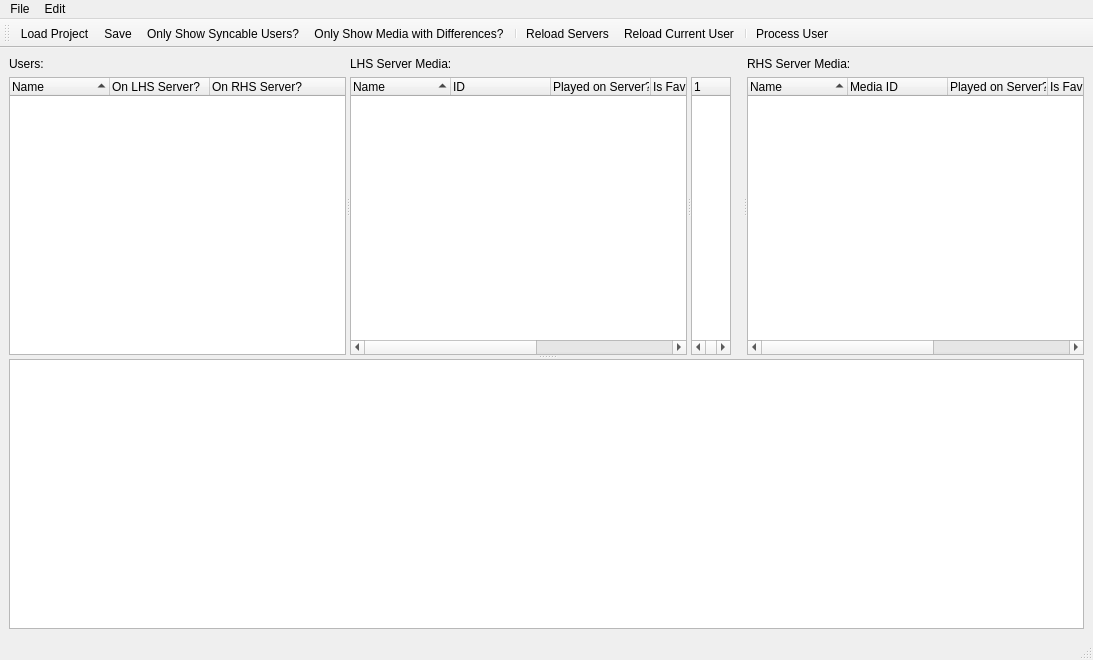
The window that UI/MainWindow.ui (towel42-com/EmbySync) describes before a commit, drawn with Qt 5.
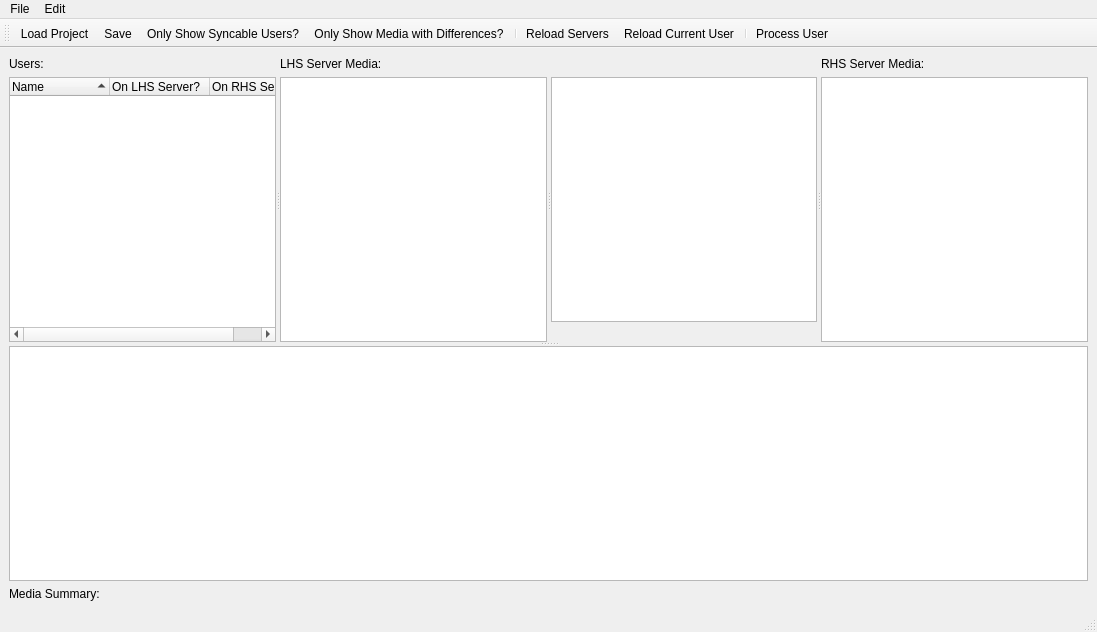
The same window after the commit. Icons and pictures are not drawn.

Commit message: Restructure into a model for media items

The edit to the form file:
```diff
--- a/UI/MainWindow.ui
+++ b/UI/MainWindow.ui
@@ -6,8 +6,8 @@
    <rect>
     <x>0</x>
     <y>0</y>
-    <width>1093</width>
-    <height>660</height>
+    <width>1097</width>
+    <height>632</height>
    </rect>
   </property>
   <property name="windowTitle">
@@ -60,7 +60,7 @@
          </item>
         </layout>
        </widget>
-       <widget class="QWidget" name="layoutWidget">
+       <widget class="QWidget" name="layoutWidget_2">
         <layout class="QVBoxLayout" name="verticalLayout_4">
          <item>
           <widget class="QLabel" name="lhsServerLabel">
@@ -70,7 +70,10 @@
           </widget>
          </item>
          <item>
-          <widget class="QTreeWidget" name="lhsMedia">
+          <widget class="QTreeView" name="lhsMedia">
+           <property name="horizontalScrollBarPolicy">
+            <enum>Qt::ScrollBarAsNeeded</enum>
+           </property>
            <property name="alternatingRowColors">
             <bool>true</bool>
            </property>
@@ -89,44 +92,11 @@
            <attribute name="headerCascadingSectionResizes">
             <bool>true</bool>
            </attribute>
-           <attribute name="headerShowSortIndicator" stdset="0">
-            <bool>true</bool>
-           </attribute>
-           <column>
-            <property name="text">
-             <string>Name</string>
-            </property>
-           </column>
-           <column>
-            <property name="text">
-             <string>ID</string>
-            </property>
-           </column>
-           <column>
-            <property name="text">
-             <string>Played on Server?</string>
-            </property>
-           </column>
-           <column>
-            <property name="text">
-             <string>Is Favorite?</string>
-            </property>
-           </column>
-           <column>
-            <property name="text">
-             <string>Last Played Pos</string>
-            </property>
-           </column>
-           <column>
-            <property name="text">
-             <string>Last Modified Timestamp</string>
-            </property>
-           </column>
           </widget>
          </item>
         </layout>
        </widget>
-       <widget class="QWidget" name="layoutWidget">
+       <widget class="QWidget" name="layoutWidget_3">
         <layout class="QVBoxLayout" name="verticalLayout_2">
          <item>
           <widget class="QLabel" name="dirLabel">
@@ -142,18 +112,12 @@
           </widget>
          </item>
          <item>
-          <widget class="QTreeWidget" name="dirTree">
-           <property name="maximumSize">
-            <size>
-             <width>40</width>
-             <height>16777215</height>
-            </size>
-           </property>
+          <widget class="QTreeView" name="directionTree">
            <property name="verticalScrollBarPolicy">
             <enum>Qt::ScrollBarAlwaysOff</enum>
            </property>
            <property name="horizontalScrollBarPolicy">
-            <enum>Qt::ScrollBarAsNeeded</enum>
+            <enum>Qt::ScrollBarAlwaysOff</enum>
            </property>
            <property name="indentation">
             <number>0</number>
@@ -164,16 +128,30 @@
            <property name="itemsExpandable">
             <bool>false</bool>
            </property>
-           <column>
-            <property name="text">
-             <string/>
-            </property>
-           </column>
+           <property name="sortingEnabled">
+            <bool>true</bool>
+           </property>
           </widget>
          </item>
+         <item>
+          <spacer name="scrollSpacer">
+           <property name="orientation">
+            <enum>Qt::Vertical</enum>
+           </property>
+           <property name="sizeType">
+            <enum>QSizePolicy::Fixed</enum>
+           </property>
+           <property name="sizeHint" stdset="0">
+            <size>
+             <width>20</width>
+             <height>20</height>
+            </size>
+           </property>
+          </spacer>
+         </item>
         </layout>
        </widget>
-       <widget class="QWidget" name="layoutWidget_2">
+       <widget class="QWidget" name="layoutWidget_4">
         <layout class="QVBoxLayout" name="verticalLayout_3">
          <item>
           <widget class="QLabel" name="rhsServerLabel">
@@ -183,7 +161,10 @@
           </widget>
          </item>
          <item>
-          <widget class="QTreeWidget" name="rhsMedia">
+          <widget class="QTreeView" name="rhsMedia">
+           <property name="horizontalScrollBarPolicy">
+            <enum>Qt::ScrollBarAsNeeded</enum>
+           </property>
            <property name="alternatingRowColors">
             <bool>true</bool>
            </property>
@@ -202,39 +183,6 @@
            <attribute name="headerCascadingSectionResizes">
             <bool>true</bool>
            </attribute>
-           <attribute name="headerShowSortIndicator" stdset="0">
-            <bool>true</bool>
-           </attribute>
-           <column>
-            <property name="text">
-             <string>Name</string>
-            </property>
-           </column>
-           <column>
-            <property name="text">
-             <string>Media ID</string>
-            </property>
-           </column>
-           <column>
-            <property name="text">
-             <string>Played on Server?</string>
-            </property>
-           </column>
-           <column>
-            <property name="text">
-             <string>Is Favorite?</string>
-            </property>
-           </column>
-           <column>
-            <property name="text">
-             <string>Last Played Pos</string>
-            </property>
-           </column>
-           <column>
-            <property name="text">
-             <string>Last Modified Timestamp</string>
-            </property>
-           </column>
           </widget>
          </item>
         </layout>
@@ -253,6 +201,13 @@
       </widget>
      </widget>
     </item>
+    <item>
+     <widget class="QLabel" name="mediaSummaryLabel">
+      <property name="text">
+       <string>Media Summary:</string>
+      </property>
+     </widget>
+    </item>
    </layout>
   </widget>
   <widget class="QMenuBar" name="menubar">
@@ -260,7 +215,7 @@
     <rect>
      <x>0</x>
      <y>0</y>
-     <width>1093</width>
+     <width>1097</width>
      <height>22</height>
     </rect>
    </property>
```
Left out of the diff: 10 changed lines with no effect on the pictures. The commit also changes 17 other files.
